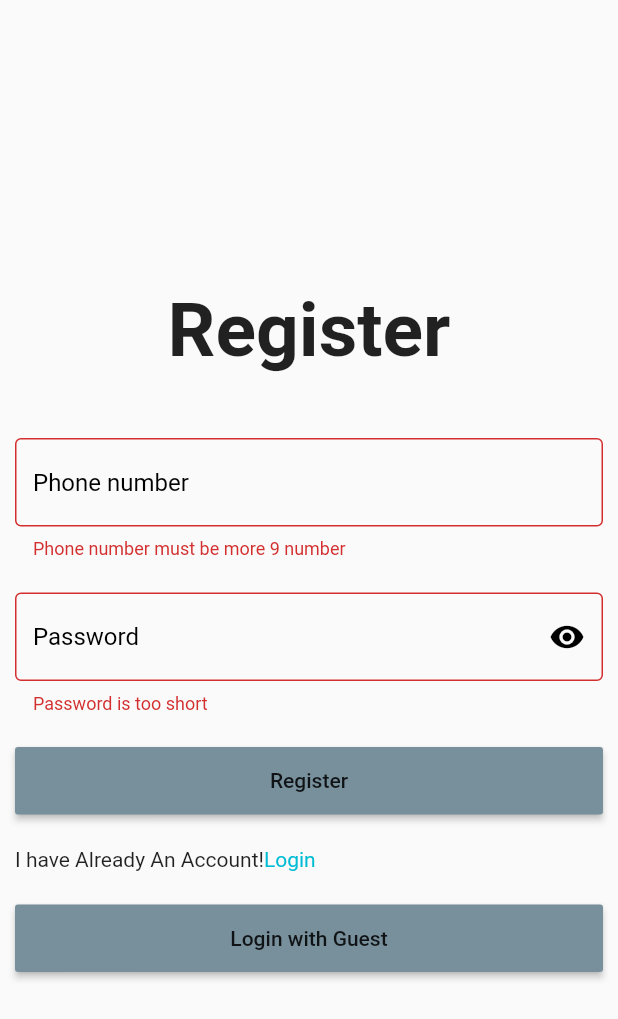
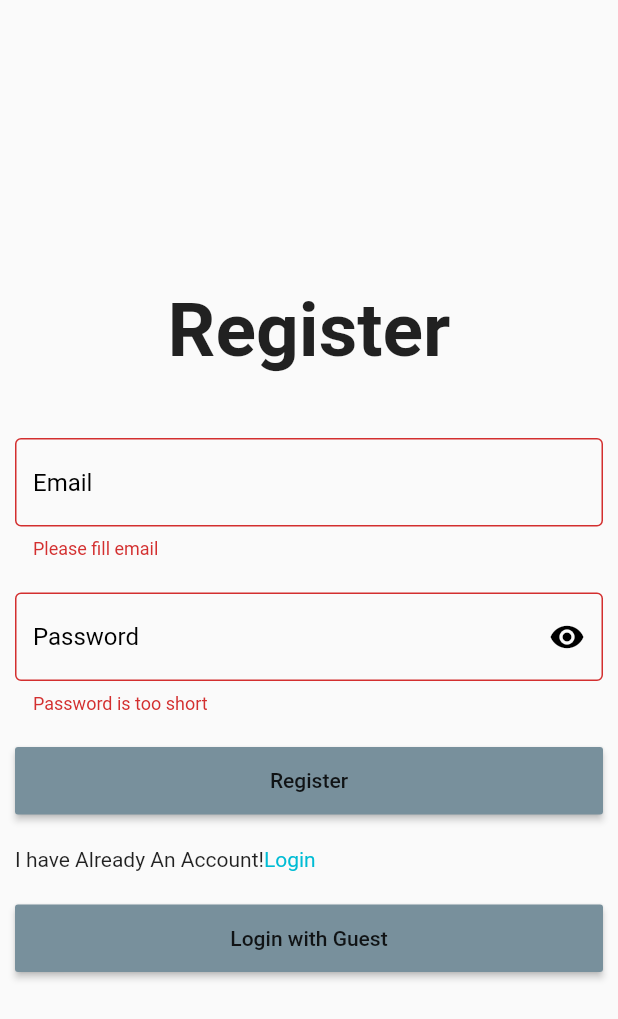
Before and after one commit to thanhhaii/DevFestHCMC2021, a Flutter app: the SignUp screen opened directly, after a tap on "Register", on a phone screen of 412 x 824 dp. Shown: the top 1019 px of the screen. Run offline on Flutter 3.47's test engine with Material 2 defaults, Android fonts, the phone set to English and light mode, and no system bars; our stand-ins replace cloud_firestore, firebase_auth, firebase_core, table_calendar; missing offline and left inert: dart:ffi; accounts and stored records are empty.

Commit message:
Update Firebase

```diff
--- a/lib/screen/authentication/signup_screen.dart
+++ b/lib/screen/authentication/signup_screen.dart
@@ -74,13 +74,21 @@ class _SignUpState extends State<SignUp>{
                     children: <Widget>[
                       TextFormField(
                         validator: (value){
-                          if(value!.length<9){
-                            return "Phone number must be more 9 number";
+                          if(value == ""){
+                            return "Please fill email";
                           }
+                          // else if(!Validate.checkValidate(Validate.emailValidate, value)){
+                          //   return "Email is invalid";
+                          // }
+                        },
+                        onChanged: (value){
+                          setState(() {
+                            username = value;
+                          });
                         },
                         decoration: const InputDecoration(
                           border: OutlineInputBorder(),
-                          hintText: "Phone number",
+                          hintText: "Email",
                           hintStyle: TextStyle(
                               color: Colors.black
                           ),
```
Also changed, not shown: lib/screen/home/components/table_basic.dart (+6 -1 lines).
